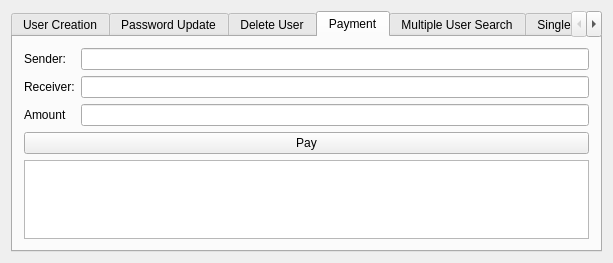
First picture: the form in NetworkRequest/apiform.ui, repository CodexVII/Qt, before the edit.
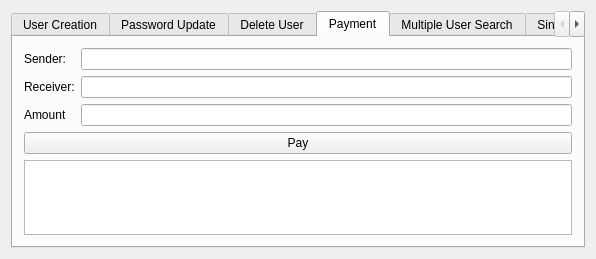
Second picture: the form after the edit. The open tabs and pages were chosen to show the change.

Commit message: GUI now scales for all sizes

```diff
--- a/NetworkRequest/apiform.ui
+++ b/NetworkRequest/apiform.ui
@@ -6,8 +6,8 @@
    <rect>
     <x>0</x>
     <y>0</y>
-    <width>613</width>
-    <height>263</height>
+    <width>596</width>
+    <height>259</height>
    </rect>
   </property>
   <property name="windowTitle">
@@ -231,14 +231,24 @@
              </property>
             </widget>
            </item>
-           <item row="4" column="0" colspan="2">
+          </layout>
+         </item>
+         <item>
             <widget class="QTextBrowser" name="payment_output">
              <property name="enabled">
               <bool>true</bool>
              </property>
-            </widget>
-           </item>
-          </layout>
+           <property name="styleSheet">
+            <string notr="true"/>
+           </property>
+           <property name="html">
+            <string>&lt;!DOCTYPE HTML PUBLIC &quot;-//W3C//DTD HTML 4.0//EN&quot; &quot;http://www.w3.org/TR/REC-html40/strict.dtd&quot;&gt;
+&lt;html&gt;&lt;head&gt;&lt;meta name=&quot;qrichtext&quot; content=&quot;1&quot; /&gt;&lt;style type=&quot;text/css&quot;&gt;
+p, li { white-space: pre-wrap; }
+&lt;/style&gt;&lt;/head&gt;&lt;body style=&quot; font-family:'MS Shell Dlg 2'; font-size:8.25pt; font-weight:400; font-style:normal;&quot;&gt;
+&lt;p style=&quot;-qt-paragraph-type:empty; margin-top:0px; margin-bottom:0px; margin-left:0px; margin-right:0px; -qt-block-indent:0; text-indent:0px; font-size:8pt; font-style:italic;&quot;&gt;&lt;br /&gt;&lt;/p&gt;&lt;/body&gt;&lt;/html&gt;</string>
+           </property>
+          </widget>
          </item>
         </layout>
        </item>
```
Left out of the diff: 34 changed lines with no effect on the pictures. Lines whose indentation alone changed are shown as unchanged. The commit also changes 1 other file.
